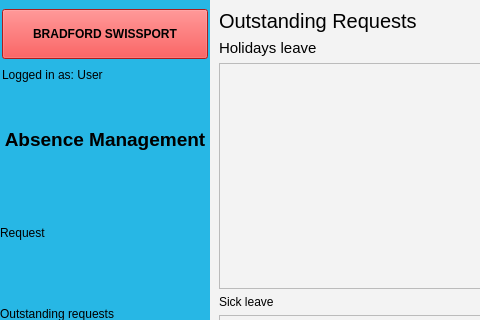
The window that EMS-App/absenceScreen.ui (elroydsouza/HR-ManagementSystem) describes before a commit, drawn with Qt 5; both pictures show x 0 to 480 and y 0 to 320 of the 1000 by 550 pixel window.
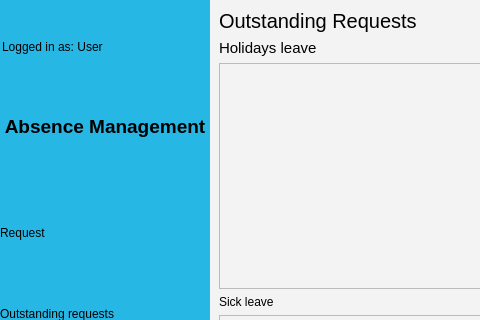
The same window after the commit. Icons and pictures are not drawn.

Commit message: Changed department title name, changed employee level of access menu screen button text, changed employee level of access schedule button view current to be set down on opening

```diff
--- a/EMS-App/absenceScreen.ui
+++ b/EMS-App/absenceScreen.ui
@@ -70,31 +70,7 @@
        </spacer>
       </item>
       <item>
-       <layout class="QHBoxLayout" name="horizontalLayout_10">
-        <item>
-         <spacer name="horizontalSpacer_8">
-          <property name="orientation">
-           <enum>Qt::Horizontal</enum>
-          </property>
-          <property name="sizeType">
-           <enum>QSizePolicy::Fixed</enum>
-          </property>
-          <property name="sizeHint" stdset="0">
-           <size>
-            <width>2</width>
-            <height>20</height>
-           </size>
-          </property>
-         </spacer>
-        </item>
-        <item>
          <widget class="QPushButton" name="btn_logo">
-          <property name="minimumSize">
-           <size>
-            <width>0</width>
-            <height>50</height>
-           </size>
-          </property>
           <property name="font">
            <font>
             <weight>75</weight>
@@ -102,30 +78,25 @@
            </font>
           </property>
           <property name="styleSheet">
-           <string notr="true">background-color: rgb(239, 41, 41);</string>
+         <string notr="true"/>
           </property>
           <property name="text">
-           <string>BRADFORD SWISSPORT</string>
-          </property>
-         </widget>
-        </item>
-        <item>
-         <spacer name="horizontalSpacer_9">
-          <property name="orientation">
-           <enum>Qt::Horizontal</enum>
-          </property>
-          <property name="sizeType">
-           <enum>QSizePolicy::Fixed</enum>
-          </property>
-          <property name="sizeHint" stdset="0">
-           <size>
-            <width>2</width>
-            <height>20</height>
-           </size>
-          </property>
-         </spacer>
-        </item>
-       </layout>
+         <string/>
+        </property>
+        <property name="icon">
+         <iconset>
+          <normaloff>../../Bradford_Swissport_logo.png</normaloff>../../Bradford_Swissport_logo.png</iconset>
+        </property>
+        <property name="iconSize">
+         <size>
+          <width>198</width>
+          <height>48</height>
+         </size>
+        </property>
+        <property name="flat">
+         <bool>true</bool>
+        </property>
+       </widget>
       </item>
       <item>
        <layout class="QHBoxLayout" name="horizontalLayout_12">
```
Lines whose indentation alone changed are shown as unchanged. The commit also changes 16 other files.
